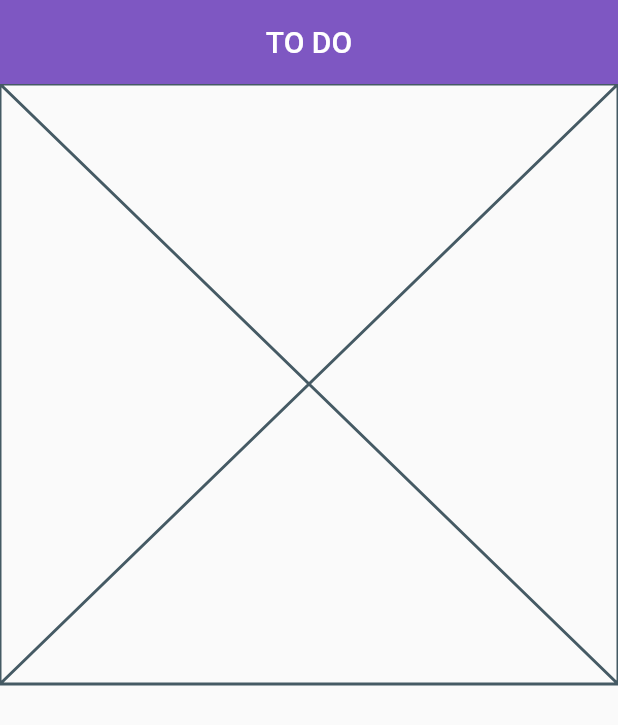
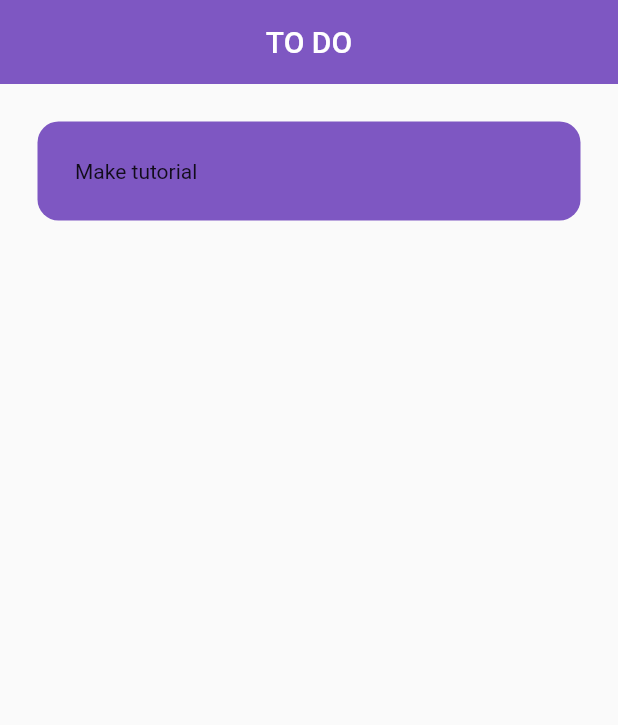
Before and after one commit to denisesarona/To-Do-App, a Flutter app: the screen it shows after launch, on a phone screen of 412 x 824 dp. Shown: the top 725 px of the screen. Run offline on Flutter 3.47's test engine with Material 2 defaults, Android fonts, the phone set to English and light mode, and no system bars.

Commit message:
Added an text to the text tile and added some padding to make it look clean

```diff
--- a/lib/utilities/todo_tile.dart
+++ b/lib/utilities/todo_tile.dart
@@ -5,6 +5,16 @@ class TodoTile extends StatelessWidget {
 
   @override
   Widget build(BuildContext context) {
-    return const Placeholder();
+    return Padding(
+      padding: EdgeInsets.all(25.0),
+      child: Container(
+        padding: EdgeInsets.all(25),
+        child: Text("Make tutorial"),
+        decoration: BoxDecoration(
+          color: Colors.deepPurple[400],
+          borderRadius: BorderRadius.circular(14),
+        ),
+      ),
+    );
   }
 }
```
